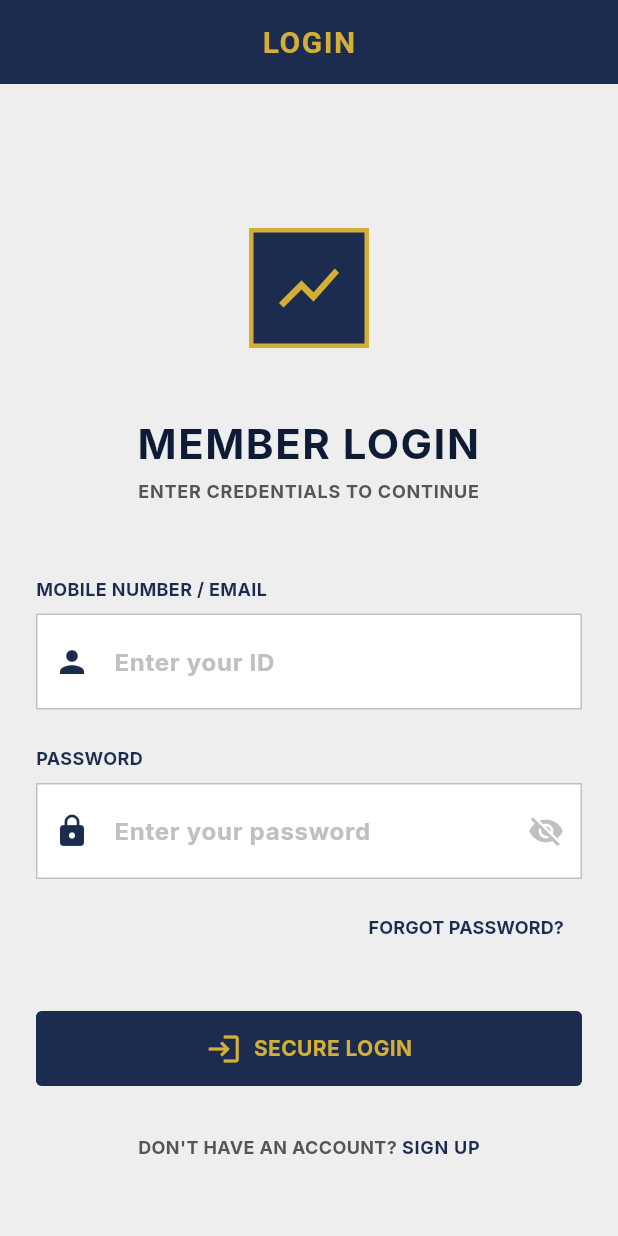
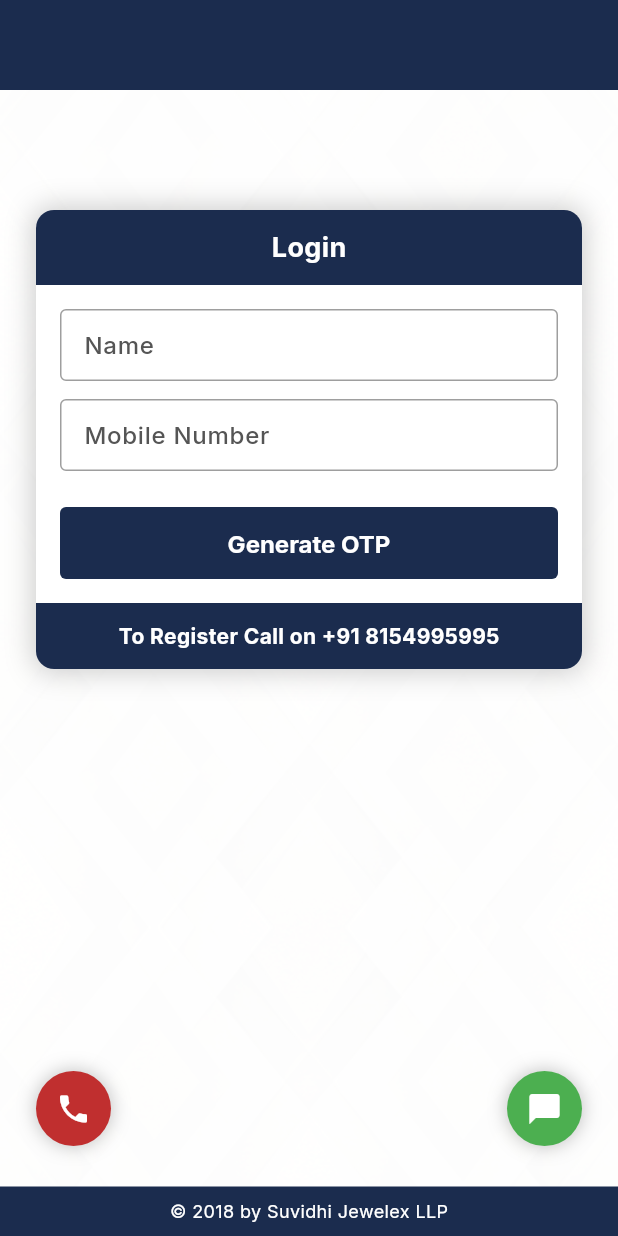
Before and after one commit to Tusharborgaonkar/kalp-gold-app, a Flutter app: the screen it shows after launch, on a phone screen of 412 x 824 dp. Run offline on Flutter 3.47's test engine with Material 3 defaults, Android fonts, the phone set to English and light mode, and no system bars; our stand-ins replace fl_chart, google_fonts.

```diff
--- a/lib/features/auth/presentation/screens/login_screen.dart
+++ b/lib/features/auth/presentation/screens/login_screen.dart
@@ -4,148 +4,224 @@ import '../../../../core/widgets/classic_action_button.dart';
 import 'signup_screen.dart';
 
 class LoginScreen extends StatelessWidget {
-  const LoginScreen({super.key});
+  final VoidCallback? onLogin;
+  const LoginScreen({super.key, this.onLogin});
 
   @override
   Widget build(BuildContext context) {
     return Scaffold(
-      backgroundColor: AppColors.background,
-      appBar: AppBar(
-        title: const Text(
-          'LOGIN',
-          style: TextStyle(fontWeight: FontWeight.bold, color: AppColors.gold, letterSpacing: 1.0),
-        ),
-        backgroundColor: AppColors.primary,
-        elevation: 0,
-        centerTitle: true,
-      ),
-      body: SafeArea(
-        child: SingleChildScrollView(
-          padding: const EdgeInsets.symmetric(horizontal: AppSpacing.l, vertical: AppSpacing.xxl),
-          child: Column(
-            crossAxisAlignment: CrossAxisAlignment.stretch,
+      backgroundColor: Colors.white,
+      body: Stack(
         children: [
-              const SizedBox(height: AppSpacing.xxl),
-              _buildLogo(),
-              const SizedBox(height: AppSpacing.xxl),
-              Text(
-                'MEMBER LOGIN',
-                style: Theme.of(context).textTheme.displayLarge?.copyWith(
-                  fontSize: 28,
-                  fontWeight: FontWeight.bold,
-                  color: AppColors.primaryDark,
-                  letterSpacing: 1.0,
-                ),
-                textAlign: TextAlign.center,
-              ),
-              const SizedBox(height: 8),
-              const Text(
-                'ENTER CREDENTIALS TO CONTINUE',
-                style: TextStyle(color: AppColors.textSecondary, fontSize: 12, fontWeight: FontWeight.bold, letterSpacing: 0.5),
-                textAlign: TextAlign.center,
-              ),
-              const SizedBox(height: AppSpacing.xxl),
-              const Text('MOBILE NUMBER / EMAIL', style: TextStyle(color: AppColors.primary, fontWeight: FontWeight.bold, fontSize: 12)),
-              const SizedBox(height: 8),
-              TextField(
-                style: const TextStyle(fontWeight: FontWeight.bold, color: AppColors.textPrimary),
-                decoration: InputDecoration(
-                  hintText: 'Enter your ID',
-                  hintStyle: const TextStyle(color: AppColors.silverLight),
-                  filled: true,
-                  fillColor: Colors.white,
-                  border: OutlineInputBorder(
-                    borderRadius: BorderRadius.circular(0),
-                    borderSide: const BorderSide(color: AppColors.primary, width: 2),
-                  ),
-                  enabledBorder: OutlineInputBorder(
-                    borderRadius: BorderRadius.circular(0),
-                    borderSide: BorderSide(color: AppColors.primary.withValues(alpha: 0.3), width: 1),
-                  ),
-                  focusedBorder: OutlineInputBorder(
-                    borderRadius: BorderRadius.circular(0),
-                    borderSide: const BorderSide(color: AppColors.primary, width: 2),
-                  ),
-                  prefixIcon: const Icon(Icons.person, color: AppColors.primary),
+          // Background Pattern
+          Positioned.fill(
+            child: Image.asset(
+              'assets/images/diamond_pattern.png',
+              fit: BoxFit.cover,
+              color: Colors.white.withValues(alpha: 0.94),
+              colorBlendMode: BlendMode.screen,
             ),
           ),
-              const SizedBox(height: AppSpacing.l),
-              const Text('PASSWORD', style: TextStyle(color: AppColors.primary, fontWeight: FontWeight.bold, fontSize: 12)),
-              const SizedBox(height: 8),
-              TextField(
-                obscureText: true,
-                style: const TextStyle(fontWeight: FontWeight.bold, color: AppColors.textPrimary),
-                decoration: InputDecoration(
-                  hintText: 'Enter your password',
-                  hintStyle: const TextStyle(color: AppColors.silverLight),
-                  filled: true,
-                  fillColor: Colors.white,
-                  border: OutlineInputBorder(
-                    borderRadius: BorderRadius.circular(0),
-                    borderSide: const BorderSide(color: AppColors.primary, width: 2),
-                  ),
-                  enabledBorder: OutlineInputBorder(
-                    borderRadius: BorderRadius.circular(0),
-                    borderSide: BorderSide(color: AppColors.primary.withValues(alpha: 0.3), width: 1),
-                  ),
-                  focusedBorder: OutlineInputBorder(
-                    borderRadius: BorderRadius.circular(0),
-                    borderSide: const BorderSide(color: AppColors.primary, width: 2),
-                  ),
-                  prefixIcon: const Icon(Icons.lock, color: AppColors.primary),
-                  suffixIcon: const Icon(Icons.visibility_off, color: AppColors.silverLight),
+
+          SafeArea(
+            child: Column(
+              children: [
+                // Logo Header
+                _buildLogoHeader(),
+
+                Expanded(
+                  child: SingleChildScrollView(
+                    child: Padding(
+                      padding: const EdgeInsets.symmetric(horizontal: 24.0, vertical: 40.0),
+                      child: Column(
+                        mainAxisAlignment: MainAxisAlignment.center,
+                        children: [
+                          const SizedBox(height: 40),
+                          _buildLoginCard(context),
+                          const SizedBox(height: 100), // Space for floating buttons
+                        ],
                       ),
                     ),
-              const SizedBox(height: AppSpacing.s),
-              Align(
-                alignment: Alignment.centerRight,
-                child: TextButton(
-                  onPressed: () {},
-                  style: TextButton.styleFrom(
-                    foregroundColor: AppColors.primary,
-                  ),
-                  child: const Text('FORGOT PASSWORD?', style: TextStyle(fontWeight: FontWeight.bold, fontSize: 12)),
                   ),
                 ),
-              const SizedBox(height: AppSpacing.xl),
-              ClassicActionButton(
-                label: 'SECURE LOGIN',
-                icon: Icons.login,
+
+                // Footer
+                _buildFooter(),
+              ],
+            ),
+          ),
+
+          // Floating Action Buttons
+          _buildFloatingButtons(),
+        ],
+      ),
+    );
+  }
+
+  Widget _buildLogoHeader() {
+    return Container(
+      width: double.infinity,
+      color: AppColors.primary, // Using Deep Navy from constants
+      height: 60, // Set height instead of padding with logo
+    );
+  }
+
+  Widget _buildLoginCard(BuildContext context) {
+    return Container(
+      decoration: BoxDecoration(
+        color: Colors.white,
+        borderRadius: BorderRadius.circular(12),
+        boxShadow: [
+          BoxShadow(
+            color: Colors.black.withValues(alpha: 0.2),
+            blurRadius: 15,
+            spreadRadius: 2,
+          ),
+        ],
+      ),
+      clipBehavior: Clip.antiAlias,
+      child: Column(
+        mainAxisSize: MainAxisSize.min,
+        children: [
+          // Card Header
+          Container(
+            width: double.infinity,
             color: AppColors.primary,
-                iconColor: AppColors.gold,
-                onTap: () => Navigator.pushReplacementNamed(context, '/home'),
+            padding: const EdgeInsets.symmetric(vertical: 12),
+            alignment: Alignment.center,
+            child: const Text(
+              'Login',
+              style: TextStyle(
+                color: Colors.white,
+                fontWeight: FontWeight.bold,
+                fontSize: 18,
               ),
-              const SizedBox(height: AppSpacing.xl),
-              Row(
-                mainAxisAlignment: MainAxisAlignment.center,
+            ),
+          ),
+
+          // Card Body
+          Padding(
+            padding: const EdgeInsets.all(16.0),
+            child: Column(
               children: [
-                  const Text("DON'T HAVE AN ACCOUNT? ", style: TextStyle(fontSize: 12, fontWeight: FontWeight.bold, color: AppColors.textSecondary)),
-                  GestureDetector(
-                    onTap: () => Navigator.push(context, MaterialPageRoute(builder: (_) => const SignUpScreen())),
+                _buildTextField('Name'),
+                const SizedBox(height: 12),
+                _buildTextField('Mobile Number'),
+                const SizedBox(height: 24),
+
+                // Generate OTP Button
+                SizedBox(
+                  width: double.infinity,
+                  height: 48,
+                  child: ElevatedButton(
+                    onPressed: onLogin ?? () {},
+                    style: ElevatedButton.styleFrom(
+                      backgroundColor: AppColors.primary,
+                      foregroundColor: Colors.white,
+                      shape: RoundedRectangleBorder(
+                        borderRadius: BorderRadius.circular(4),
+                      ),
+                      elevation: 0,
+                    ),
                     child: const Text(
-                      'SIGN UP',
-                      style: TextStyle(color: AppColors.primary, fontWeight: FontWeight.bold, fontSize: 12, letterSpacing: 0.5),
+                      'Generate OTP',
+                      style: TextStyle(fontWeight: FontWeight.bold, fontSize: 16),
+                    ),
                   ),
                 ),
               ],
             ),
+          ),
+
+          // Card Footer
+          Container(
+            width: double.infinity,
+            color: AppColors.primary,
+            padding: const EdgeInsets.symmetric(vertical: 12),
+            alignment: Alignment.center,
+            child: const Text(
+              'To Register Call on +91 8154995995',
+              style: TextStyle(
+                color: Colors.white,
+                fontWeight: FontWeight.bold,
+                fontSize: 14,
+              ),
+            ),
+          ),
         ],
       ),
+    );
+  }
+
+  Widget _buildTextField(String hint) {
+    return TextField(
+      decoration: InputDecoration(
+        hintText: hint,
+        hintStyle: const TextStyle(color: AppColors.textSecondary, fontSize: 16),
+        contentPadding: const EdgeInsets.symmetric(horizontal: 12, vertical: 12),
+        border: OutlineInputBorder(
+          borderRadius: BorderRadius.circular(4),
+          borderSide: const BorderSide(color: Colors.grey),
+        ),
+        enabledBorder: OutlineInputBorder(
+          borderRadius: BorderRadius.circular(4),
+          borderSide: const BorderSide(color: Colors.grey),
         ),
       ),
     );
   }
 
-  Widget _buildLogo() {
-    return Center(
-      child: Container(
-        width: 80,
-        height: 80,
-        decoration: BoxDecoration(
+  Widget _buildFooter() {
+    return Container(
+      width: double.infinity,
       color: AppColors.primary,
-          border: Border.all(color: AppColors.gold, width: 3),
+      padding: const EdgeInsets.symmetric(vertical: 8),
+      alignment: Alignment.center,
+      child: const Text(
+        '© 2018 by Suvidhi Jewelex LLP',
+        style: TextStyle(
+          color: Colors.white,
+          fontSize: 12,
         ),
-        child: const Icon(Icons.show_chart, color: AppColors.gold, size: 48),
+      ),
+    );
+  }
+
+  Widget _buildFloatingButtons() {
+    return Positioned(
+      bottom: 60,
+      left: 0,
+      right: 0,
+      child: Padding(
+        padding: const EdgeInsets.symmetric(horizontal: 24.0),
+        child: Row(
+          mainAxisAlignment: MainAxisAlignment.spaceBetween,
+          children: [
+            // Call Button
+            Container(
+              width: 50,
+              height: 50,
+              decoration: const BoxDecoration(
+                color: Color(0xFFC02F2F),
+                shape: BoxShape.circle,
+                boxShadow: [BoxShadow(color: Colors.black26, blurRadius: 10)],
+              ),
+              child: const Icon(Icons.phone, color: Colors.white),
+            ),
+
+            // WhatsApp Button
+            Container(
+              width: 50,
+              height: 50,
+              decoration: const BoxDecoration(
+                color: Color(0xFF4CAF50),
+                shape: BoxShape.circle,
+                boxShadow: [BoxShadow(color: Colors.black26, blurRadius: 10)],
+              ),
+              child: const Icon(Icons.chat_bubble, color: Colors.white),
+            ),
+          ],
+        ),
       ),
     );
   }
--- a/lib/features/home/presentation/screens/home_screen.dart
+++ b/lib/features/home/presentation/screens/home_screen.dart
@@ -155,7 +155,7 @@ class HomeScreen extends StatelessWidget {
     return Column(
       crossAxisAlignment: CrossAxisAlignment.stretch,
       children: [
-        const ClassicSectionHeader(title: 'LIVE MARKET RATES', backgroundColor: AppColors.goldLight),
+        ClassicSectionHeader(title: 'LIVE MARKET RATES', backgroundColor: AppColors.goldLight),
         Container(
           color: AppColors.primaryLight,
           padding: const EdgeInsets.symmetric(horizontal: 8, vertical: 12),
@@ -192,7 +192,7 @@ class HomeScreen extends StatelessWidget {
     return Column(
       crossAxisAlignment: CrossAxisAlignment.stretch,
       children: [
-        const ClassicSectionHeader(title: 'RECENT TRANSACTIONS', actionLabel: 'SEE ALL'),
+        ClassicSectionHeader(title: 'RECENT TRANSACTIONS', actionLabel: 'SEE ALL'),
         _buildTransactionItem('Gold Purchase', 'Today, 14:20', '+\$520.00', true),
         _buildTransactionItem('Silver Purchase', 'Yesterday, 09:15', '+\$120.00', true),
         _buildTransactionItem('Deposit', 'Mon, 10:00', '+\$1,000.00', true),
--- a/lib/features/rates/presentation/screens/live_rates_screen.dart
+++ b/lib/features/rates/presentation/screens/live_rates_screen.dart
@@ -3,7 +3,6 @@ import 'dart:math';
 import 'package:flutter/material.dart';
 import '../../../../core/constants/constants.dart';
 import '../../../../core/widgets/classic_rate_card.dart';
-import '../../../../core/widgets/classic_section_header.dart';
 import '../../../../core/widgets/live_price_indicator.dart';
 
 class LiveRatesScreen extends StatefulWidget {
--- a/lib/features/trade/presentation/screens/order_confirmation_screen.dart
+++ b/lib/features/trade/presentation/screens/order_confirmation_screen.dart
@@ -30,7 +30,7 @@ class OrderConfirmationScreen extends StatelessWidget {
       body: SingleChildScrollView(
         child: Column(
           children: [
-            const ClassicSectionHeader(title: 'ORDER DETAILS'),
+            ClassicSectionHeader(title: 'ORDER DETAILS'),
             Container(
               color: Colors.white,
               padding: const EdgeInsets.symmetric(horizontal: 16, vertical: 8),
@@ -47,7 +47,7 @@ class OrderConfirmationScreen extends StatelessWidget {
               ),
             ),
             const SizedBox(height: 16),
-            const ClassicSectionHeader(title: 'PAYMENT METHOD'),
+            ClassicSectionHeader(title: 'PAYMENT METHOD'),
             Container(
               padding: const EdgeInsets.all(16),
               color: Colors.white,
--- a/pubspec.yaml
+++ b/pubspec.yaml
@@ -61,8 +61,7 @@ flutter:
   uses-material-design: true
 
   assets:
-    - assets/images/suvidhi_logo.png
-    - assets/images/diamond_pattern.png
+    - assets/images/
 
   # An image asset can refer to one or more resolution-specific "variants", see
   # https://flutter.dev/to/resolution-aware-images
```
Also changed, not shown: lib/features/profile/presentation/screens/profile_screen.dart (+6 -4 lines), lib/features/trade/presentation/screens/trade_screen.dart (+12 -105 lines), lib/main.dart (+27 -24 lines). Lines whose indentation alone changed are shown as unchanged.
